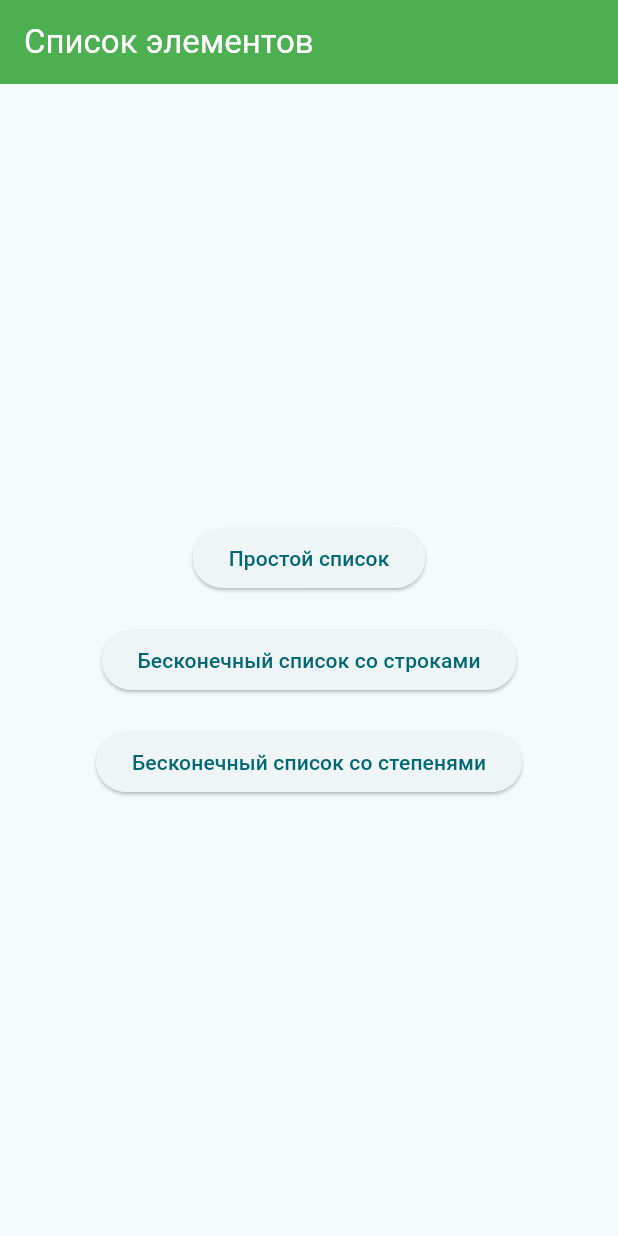
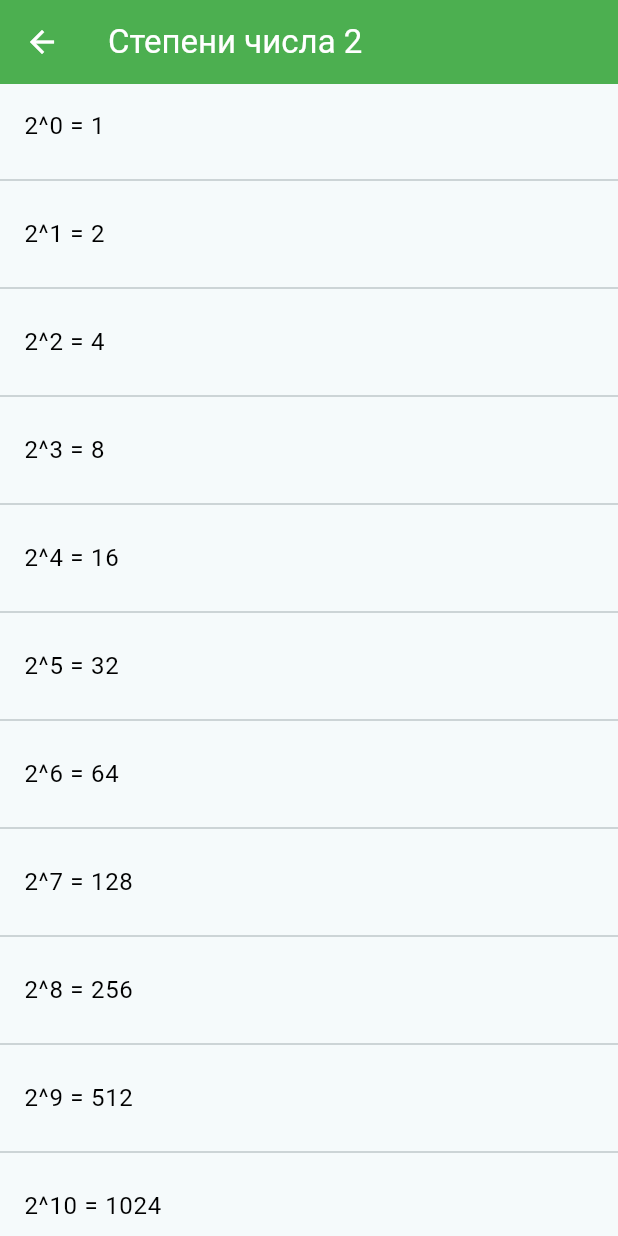
Before and after one commit to stanislavski03/PI2303_DEGTYAR, a Flutter app: the screen it shows after launch, after a tap on "Бесконечный список со степенями", on a phone screen of 412 x 824 dp. Run offline on Flutter 3.47's test engine with Material 3 defaults, Android fonts, the phone set to English and light mode, and no system bars.

Commit message:
lab5 4th commit
Добавил бесконечный список степеней двойки. На каком то моменте ломается, но это уже реально большое число просто я так понимаю

```diff
--- /dev/null
+++ b/lab5_app/lib/infinity_math_list.dart
@@ -0,0 +1,66 @@
+import 'package:flutter/material.dart';
+import 'dart:math';
+
+class InfinityMathList extends StatefulWidget {
+  const InfinityMathList({super.key});
+
+  @override
+  State<InfinityMathList> createState() => _InfinityMathListState();
+}
+
+class _InfinityMathListState extends State<InfinityMathList> {
+  List<String> _items = [];
+
+  String _calculatePower(int n) {
+    int result = pow(2, n).toInt();
+    return '2^$n = $result';
+  }
+
+  @override
+  Widget build(BuildContext context) {
+    return Scaffold(
+      appBar: AppBar(
+        backgroundColor: Colors.green,
+        title: const Text(
+          'Степени числа 2',
+          style: TextStyle(color: Colors.white),
+        ),
+        centerTitle: false,
+        leading: IconButton(
+          icon: const Icon(Icons.arrow_back, color: Colors.white),
+          onPressed: () {
+            Navigator.pop(context);
+          },
+        ),
+      ),
+      body: ListView.builder(
+        itemBuilder: (context, i) {
+          print('num $i : нечетное = ${i.isOdd}');
+
+          if (i.isOdd) {
+            return const Divider();
+          }
+
+          final int index = i ~/ 2;
+          print('index $index');
+          print('length ${_items.length}');
+
+          if (index >= _items.length) {
+            _items.addAll([
+              _calculatePower(_items.length),
+              _calculatePower(_items.length + 1),
+              _calculatePower(_items.length + 2),
+            ]);
+          }
+
+          return ListTile(
+            title: Text(
+              _items[index],
+              style: const TextStyle(color: Colors.black),
+            ),
+          );
+        },
+      ),
+    );
+  }
+}
--- a/lab5_app/lib/main.dart
+++ b/lab5_app/lib/main.dart
@@ -1,6 +1,7 @@
 import 'package:flutter/material.dart';
 import 'simple_list.dart';
 import 'infinity_list.dart';
+import 'infinity_math_list.dart';
 
 void main() {
   runApp(const MyApp());
@@ -60,7 +61,14 @@ class MainMenu extends StatelessWidget {
             ),
             const SizedBox(height: 20),
             ElevatedButton(
-              onPressed: () {},
+              onPressed: () {
+                Navigator.push(
+                  context,
+                  MaterialPageRoute(
+                    builder: (context) => const InfinityMathList(),
+                  ),
+                );
+              },
               child: const Text('Бесконечный список со степенями'),
             ),
           ],
```
